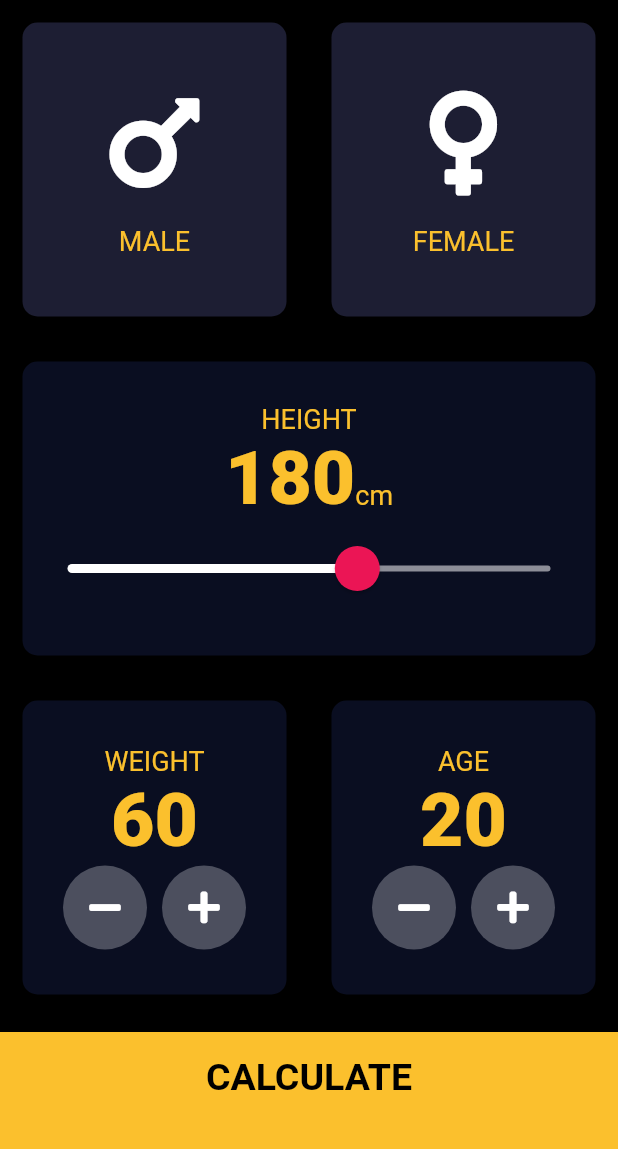
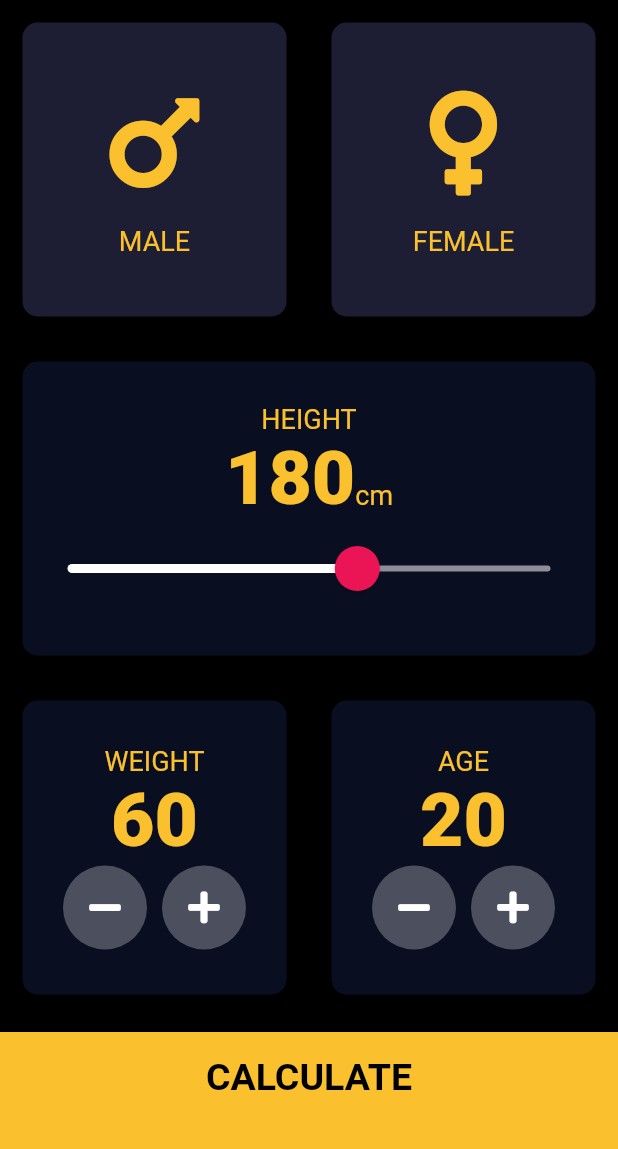
Before and after one commit to JasonLim1009/bmi_calculator_flutter, a Flutter app: the screen it shows after launch, on a phone screen of 412 x 824 dp, the part 84-1233 px from its top. Run offline on Flutter 3.47's test engine with Material 2 defaults, Android fonts, the phone set to English and light mode, and no system bars; our stand-ins replace font_awesome_flutter.

Commit message:
Update icon_content.dart

```diff
--- a/lib/components/icon_content.dart
+++ b/lib/components/icon_content.dart
@@ -15,6 +15,7 @@ class IconContent extends StatelessWidget {
         Icon(
           icon,
           size: 80.0,
+          color: Colors.yellow[700],
         ),
         SizedBox(
           height: 15.0,
```
